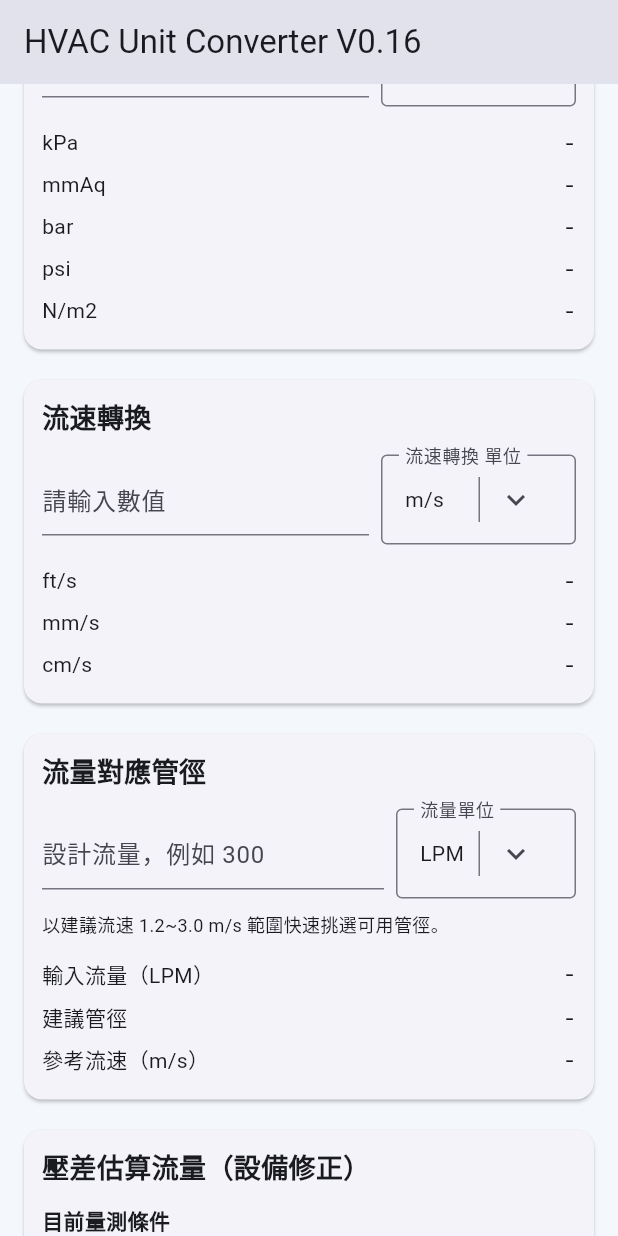
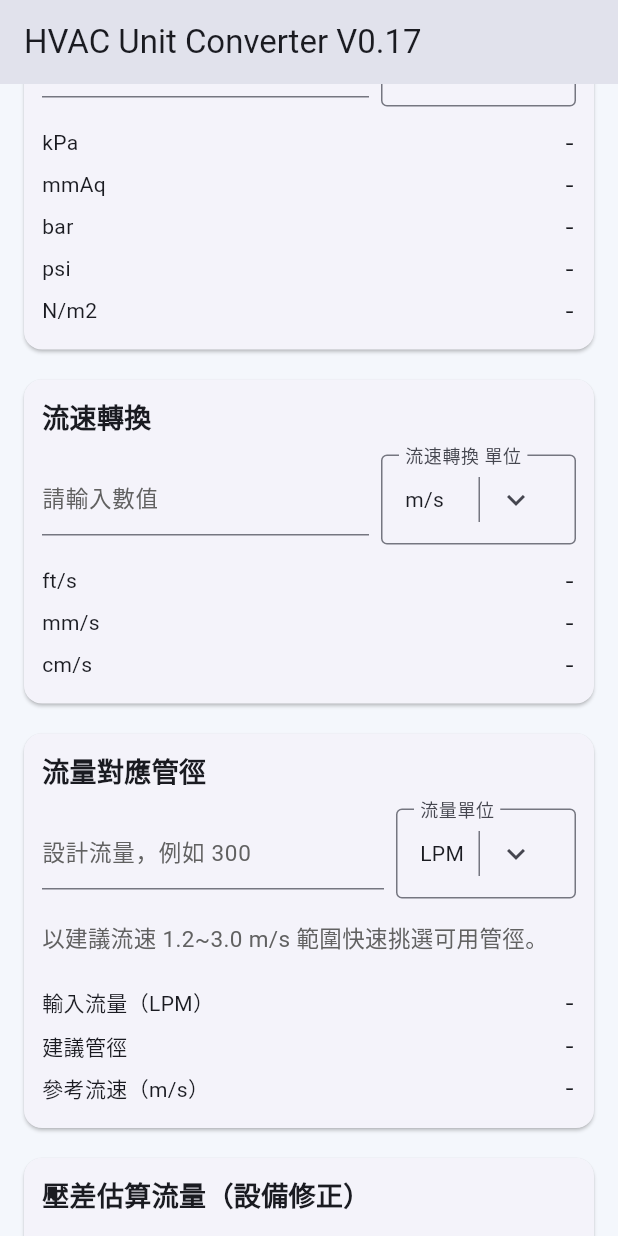
Before and after one commit to wuwu0102/hvac-unit-converter, a Flutter app: the screen it shows after launch, scrolled down 576 dp, on a phone screen of 412 x 824 dp. Run offline on Flutter 3.47's test engine with Material 3 defaults, Android fonts, the phone set to English and light mode, and no system bars.

Commit message:
Improve readability by enlarging hint text

```diff
--- a/lib/main.dart
+++ b/lib/main.dart
@@ -33,6 +33,10 @@ class ConverterHomePage extends StatefulWidget {
 }
 
 class _ConverterHomePageState extends State<ConverterHomePage> {
+  static const double _hintFontScale = 1.25;
+  static const double _hintLineHeight = 1.45;
+  static const EdgeInsets _hintVerticalPadding = EdgeInsets.symmetric(vertical: 7);
+
   final _tempController = TextEditingController();
   String _tempUnit = 'C';
 
@@ -208,9 +212,24 @@ class _ConverterHomePageState extends State<ConverterHomePage> {
       controller: controller,
       keyboardType: const TextInputType.numberWithOptions(decimal: true, signed: true),
       inputFormatters: [FilteringTextInputFormatter.allow(RegExp(r'^[-0-9.]*$'))],
-      decoration: InputDecoration(hintText: hint),
+      decoration: InputDecoration(
+        hintText: hint,
+        hintStyle: _hintStyle,
+      ),
     );
   }
+
+  TextStyle get _hintStyle => TextStyle(
+        fontSize: 12 * _hintFontScale,
+        height: _hintLineHeight,
+        color: Colors.grey[700],
+      );
+
+  TextStyle get _sectionDescriptionStyle => TextStyle(
+        fontSize: 13 * _hintFontScale,
+        height: _hintLineHeight,
+        color: Colors.grey[700],
+      );
 
   Widget _resultRows(Map<String, String> data) {
     return Column(
@@ -381,7 +400,10 @@ class _ConverterHomePageState extends State<ConverterHomePage> {
             ],
           ),
           const SizedBox(height: 8),
-          const Text('以建議流速 1.2~3.0 m/s 範圍快速挑選可用管徑。', style: TextStyle(fontSize: 12)),
+          Padding(
+            padding: _hintVerticalPadding,
+            child: Text('以建議流速 1.2~3.0 m/s 範圍快速挑選可用管徑。', style: _hintStyle),
+          ),
           const SizedBox(height: 10),
           _resultRows({
             '輸入流量（LPM）': flowLpm == null ? '-' : _formatNumber(flowLpm),
@@ -389,9 +411,12 @@ class _ConverterHomePageState extends State<ConverterHomePage> {
             '參考流速（m/s）': suggestion == null ? '-' : _formatNumber(suggestion.velocity),
           }),
           if (suggestion?.exceedsRecommendedRange ?? false)
-            const Padding(
-              padding: EdgeInsets.only(top: 6),
-              child: Text('已超出建議流速範圍', style: TextStyle(fontSize: 12, color: Colors.red)),
+            Padding(
+              padding: _hintVerticalPadding,
+              child: Text(
+                '已超出建議流速範圍',
+                style: _hintStyle.copyWith(color: Colors.red),
+              ),
             ),
         ],
       ),
@@ -452,14 +477,23 @@ class _ConverterHomePageState extends State<ConverterHomePage> {
           ),
           const Divider(height: 24),
           _resultRows({'預估流量（LPM）': _formatNumber(correctedFlow)}),
-          const Text('（依壓差平方關係與管徑修正推估）', style: TextStyle(fontSize: 12)),
-          const Text('管徑修正：以 25A 為基準，依截面積比例修正。', style: TextStyle(fontSize: 12)),
+          Padding(
+            padding: _hintVerticalPadding,
+            child: Text('（依壓差平方關係與管徑修正推估）', style: _hintStyle),
+          ),
+          Padding(
+            padding: _hintVerticalPadding,
+            child: Text('管徑修正：以 25A 為基準，依截面積比例修正。', style: _hintStyle),
+          ),
           const Divider(height: 24),
           const Text('進階設定：設備已知條件（可選）', style: TextStyle(fontWeight: FontWeight.bold)),
           const SizedBox(height: 6),
-          const Text(
-            '若有設備選機表，可填入「某流量下的水側壓損」作為修正基準。若不清楚，可使用預設值快速估算。',
-            style: TextStyle(fontSize: 12),
+          Padding(
+            padding: _hintVerticalPadding,
+            child: Text(
+              '若有設備選機表，可填入「某流量下的水側壓損」作為修正基準。若不清楚，可使用預設值快速估算。',
+              style: _sectionDescriptionStyle,
+            ),
           ),
           const SizedBox(height: 8),
           _numericField(_dpRefFlowController, hint: '參考流量（LPM）'),
@@ -490,7 +524,7 @@ class _ConverterHomePageState extends State<ConverterHomePage> {
   @override
   Widget build(BuildContext context) {
     return Scaffold(
-      appBar: AppBar(title: const Text('HVAC Unit Converter V0.16')),
+      appBar: AppBar(title: const Text('HVAC Unit Converter V0.17')),
       body: LayoutBuilder(
         builder: (context, constraints) {
           final width = constraints.maxWidth;
```
